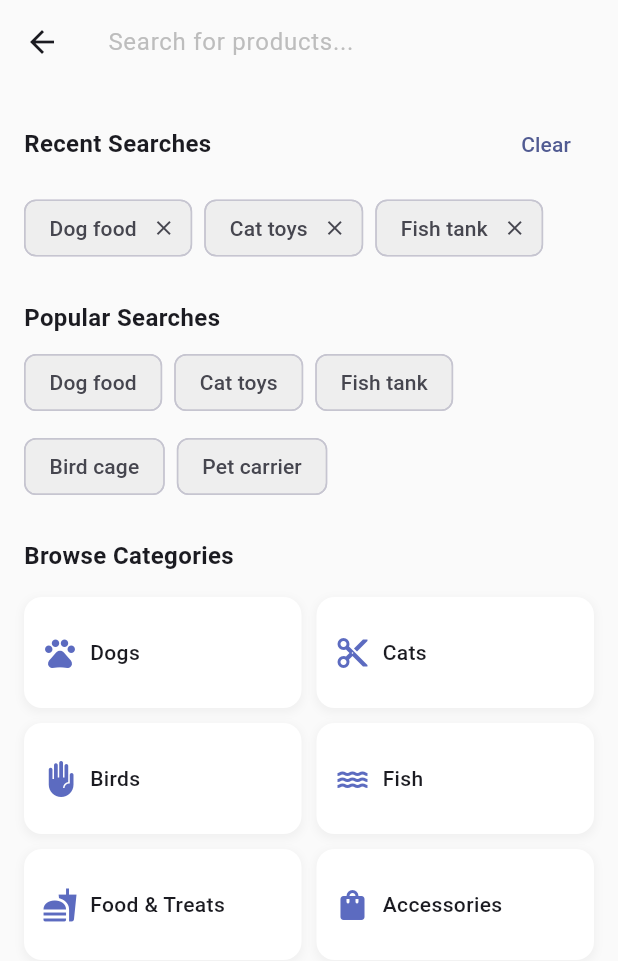
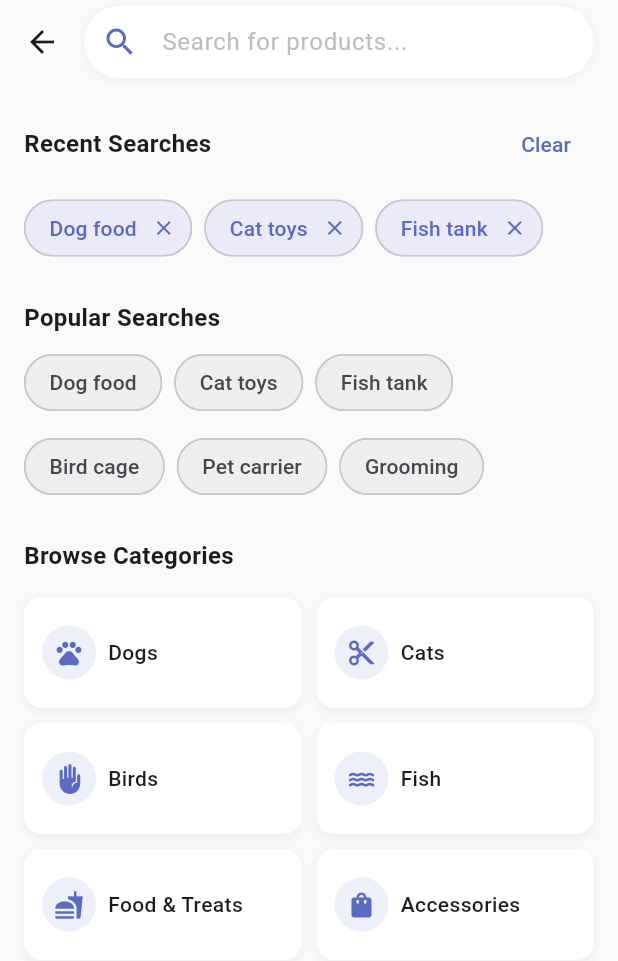
Before and after one commit to omar4ever2/petbuddy, a Flutter app: the SearchPage screen opened directly, on a phone screen of 412 x 824 dp. Shown: the top 961 px of the screen. Run offline on Flutter 3.47's test engine with Material 3 defaults, Android fonts, the phone set to English and light mode, and no system bars; our stand-ins replace flutter_dotenv, image_picker, supabase_flutter; accounts and stored records are empty; Roboto replaces fonts that are missing (Poppins).

Commit message:
Refactor SearchPage with Supabase integration and enhanced search experience
- Migrate search functionality to use Supabase service for dynamic product search
- Implement debounce mechanism for search queries
- Add loading state and error handling for search results
- Enhance UI with animated search suggestions and category cards
- Improve search history management and clear search functionality
- Optimize search results display with more detailed product information

```diff
--- a/lib/screens/search_page.dart
+++ b/lib/screens/search_page.dart
@@ -1,8 +1,8 @@
 import 'package:flutter/material.dart';
 import 'package:provider/provider.dart';
 import '../widgets/product_card.dart';
-import '../providers/cart_provider.dart';
-import '../providers/favorites_provider.dart';
+import '../services/supabase_service.dart';
+import 'dart:async';
 
 class SearchPage extends StatefulWidget {
   const SearchPage({Key? key}) : super(key: key);
@@ -11,134 +11,73 @@ class SearchPage extends StatefulWidget {
   State<SearchPage> createState() => _SearchPageState();
 }
 
-class _SearchPageState extends State<SearchPage> {
+class _SearchPageState extends State<SearchPage> with SingleTickerProviderStateMixin {
   final TextEditingController _searchController = TextEditingController();
   String _searchQuery = '';
   List<String> _searchHistory = [];
+  List<Map<String, dynamic>> _searchResults = [];
+  bool _isLoading = false;
+  Timer? _debounce;
+  late AnimationController _animationController;
+  late Animation<double> _animation;
+
   final List<String> _suggestions = [
     'Dog food',
     'Cat toys',
     'Fish tank',
     'Bird cage',
     'Pet carrier',
+    'Grooming',
   ];
 
-  // All products from all categories
-  final List<Map<String, dynamic>> _allProducts = [
-    // Dogs
-    {
-      'id': 'dog-food-premium',
-      'name': 'Premium Dog Food',
-      'price': 29.99,
-      'image': 'https://images.unsplash.com/photo-1589924691995-400dc9ecc119?ixlib=rb-1.2.1&auto=format&fit=crop&w=500&q=60',
-      'category': 'Dogs',
-    },
-    {
-      'id': 'dog-toy-ball',
-      'name': 'Interactive Dog Ball',
-      'price': 15.99,
-      'image': 'https://images.unsplash.com/photo-1576201836106-db1758fd1c97?ixlib=rb-1.2.1&auto=format&fit=crop&w=500&q=60',
-      'category': 'Dogs',
-    },
-    {
-      'id': 'dog-collar-leather',
-      'name': 'Leather Dog Collar',
-      'price': 24.99,
-      'image': 'https://images.unsplash.com/photo-1599839575945-a9e5af0c3fa5?ixlib=rb-1.2.1&auto=format&fit=crop&w=500&q=60',
-      'category': 'Dogs',
-    },
-    // Cats
-    {
-      'id': 'cat-post',
-      'name': 'Cat Scratching Post',
-      'price': 49.99,
-      'image': 'https://images.unsplash.com/photo-1545249390-6bdfa286032f?ixlib=rb-1.2.1&auto=format&fit=crop&w=500&q=60',
-      'category': 'Cats',
-    },
-    {
-      'id': 'cat-toy-mouse',
-      'name': 'Catnip Mouse Toy',
-      'price': 7.99,
-      'image': 'https://images.unsplash.com/photo-1592194996308-7b43878e84a6?ixlib=rb-1.2.1&auto=format&fit=crop&w=500&q=60',
-      'category': 'Cats',
-    },
-    // Birds
-    {
-      'id': 'bird-cage',
-      'name': 'Bird Cage Deluxe',
-      'price': 89.99,
-      'image': 'https://images.unsplash.com/photo-1520808663317-647b476a81b9?ixlib=rb-1.2.1&auto=format&fit=crop&w=500&q=60',
-      'category': 'Birds',
-    },
-    // Fish
-    {
-      'id': 'fish-tank',
-      'name': 'Fish Tank Kit',
-      'price': 119.99,
-      'image': 'https://images.unsplash.com/photo-1522069169874-c58ec4b76be5?ixlib=rb-1.2.1&auto=format&fit=crop&w=500&q=60',
-      'category': 'Fish',
-    },
-    // Food & Treats
-    {
-      'id': 'dog-food-premium-large',
-      'name': 'Premium Dog Food (Large Breed)',
-      'price': 39.99,
-      'image': 'https://images.unsplash.com/photo-1589924691995-400dc9ecc119?ixlib=rb-1.2.1&auto=format&fit=crop&w=500&q=60',
-      'category': 'Food & Treats',
-    },
-    {
-      'id': 'cat-treats-salmon',
-      'name': 'Salmon Cat Treats',
-      'price': 7.99,
-      'image': 'https://images.unsplash.com/photo-1583511655826-05700442976d?ixlib=rb-1.2.1&auto=format&fit=crop&w=500&q=60',
-      'category': 'Food & Treats',
-    },
-    // Accessories
-    {
-      'id': 'pet-carrier-deluxe',
-      'name': 'Deluxe Pet Carrier',
-      'price': 59.99,
-      'image': 'https://images.unsplash.com/photo-1583337130417-3346a1be7dee?ixlib=rb-1.2.1&auto=format&fit=crop&w=500&q=60',
-      'category': 'Accessories',
-    },
-    {
-      'id': 'pet-grooming-kit',
-      'name': 'Professional Grooming Kit',
-      'price': 49.99,
-      'image': 'https://images.unsplash.com/photo-1516734212186-a967f81ad0d7?ixlib=rb-1.2.1&auto=format&fit=crop&w=500&q=60',
-      'category': 'Accessories',
-    },
+  final List<Map<String, dynamic>> _categories = [
+    {'title': 'Dogs', 'icon': Icons.pets},
+    {'title': 'Cats', 'icon': Icons.content_cut},
+    {'title': 'Birds', 'icon': Icons.front_hand},
+    {'title': 'Fish', 'icon': Icons.water},
+    {'title': 'Food & Treats', 'icon': Icons.fastfood},
+    {'title': 'Accessories', 'icon': Icons.shopping_bag},
   ];
-
-  List<Map<String, dynamic>> get _filteredProducts {
-    if (_searchQuery.isEmpty) return [];
-
-    return _allProducts.where((product) {
-      final name = product['name'].toString().toLowerCase();
-      final category = product['category'].toString().toLowerCase();
-      final query = _searchQuery.toLowerCase();
-
-      return name.contains(query) || category.contains(query);
-    }).toList();
-  }
 
   @override
   void initState() {
     super.initState();
     _loadSearchHistory();
     _searchController.addListener(_onSearchChanged);
+
+    _animationController = AnimationController(
+      duration: const Duration(milliseconds: 300),
+      vsync: this,
+    );
+
+    _animation = CurvedAnimation(
+      parent: _animationController,
+      curve: Curves.easeInOut,
+    );
+
+    _animationController.forward();
   }
 
   @override
   void dispose() {
+    _debounce?.cancel();
     _searchController.removeListener(_onSearchChanged);
     _searchController.dispose();
+    _animationController.dispose();
     super.dispose();
   }
 
   void _onSearchChanged() {
+    if (_debounce?.isActive ?? false) _debounce!.cancel();
+    _debounce = Timer(const Duration(milliseconds: 500), () {
+      if (_searchController.text.length >= 2) {
+        _performSearch(_searchController.text);
+      } else {
         setState(() {
           _searchQuery = _searchController.text;
+          _searchResults = [];
+        });
+      }
     });
   }
 
@@ -150,7 +89,7 @@ class _SearchPageState extends State<SearchPage> {
   }
 
   void _saveSearchQuery(String query) {
-    if (query.isEmpty) return;
+    if (query.isEmpty || query.length < 2) return;
 
     // Don't add duplicates
     if (_searchHistory.contains(query)) {
@@ -176,13 +115,31 @@ class _SearchPageState extends State<SearchPage> {
     // In a real app, you'd clear this from SharedPreferences or a database
   }
 
-  void _performSearch(String query) {
+  Future<void> _performSearch(String query) async {
+    if (query.length < 2) return;
+
+    setState(() {
+      _isLoading = true;
+      _searchQuery = query;
+    });
+
+    try {
+      final supabaseService = Provider.of<SupabaseService>(context, listen: false);
+      final results = await supabaseService.searchProducts(query);
+
+      setState(() {
+        _searchResults = results;
+        _isLoading = false;
+      });
+
       _saveSearchQuery(query);
+    } catch (e) {
+      print('Error searching products: $e');
       setState(() {
-      _searchQuery = query;
-      _searchController.text = query;
+        _isLoading = false;
+        _searchResults = [];
       });
-    FocusScope.of(context).unfocus();
+    }
   }
 
   @override
@@ -190,17 +147,39 @@ class _SearchPageState extends State<SearchPage> {
     return Scaffold(
       backgroundColor: Colors.grey[50],
       appBar: AppBar(
-        title: TextField(
+        titleSpacing: 0,
+        title: Container(
+          height: 48,
+          margin: const EdgeInsets.only(right: 16),
+          decoration: BoxDecoration(
+            color: Colors.white,
+            borderRadius: BorderRadius.circular(24),
+            boxShadow: [
+              BoxShadow(
+                color: Colors.grey.withOpacity(0.1),
+                spreadRadius: 1,
+                blurRadius: 4,
+                offset: const Offset(0, 1),
+              ),
+            ],
+          ),
+          child: TextField(
             controller: _searchController,
             decoration: InputDecoration(
               hintText: 'Search for products...',
               hintStyle: TextStyle(color: Colors.grey[400]),
+              prefixIcon: const Icon(Icons.search, color: Color(0xFF5C6BC0)),
               border: InputBorder.none,
+              contentPadding: const EdgeInsets.symmetric(horizontal: 16, vertical: 12),
               suffixIcon: _searchController.text.isNotEmpty
                   ? IconButton(
-                    icon: const Icon(Icons.clear),
+                      icon: const Icon(Icons.clear, color: Colors.grey),
                       onPressed: () {
                         _searchController.clear();
+                        setState(() {
+                          _searchQuery = '';
+                          _searchResults = [];
+                        });
                       },
                     )
                   : null,
@@ -210,8 +189,14 @@ class _SearchPageState extends State<SearchPage> {
             onSubmitted: _performSearch,
           ),
         ),
+      ),
       body: _searchQuery.isEmpty
-          ? _buildSearchSuggestions()
+          ? FadeTransition(
+              opacity: _animation,
+              child: _buildSearchSuggestions(),
+            )
+          : _isLoading
+              ? const Center(child: CircularProgressIndicator())
               : _buildSearchResults(),
     );
   }
@@ -236,7 +221,10 @@ class _SearchPageState extends State<SearchPage> {
                   ),
                   TextButton(
                     onPressed: _clearSearchHistory,
-                    child: const Text('Clear'),
+                    child: const Text(
+                      'Clear',
+                      style: TextStyle(color: Color(0xFF5C6BC0)),
+                    ),
                   ),
                 ],
               ),
@@ -249,13 +237,17 @@ class _SearchPageState extends State<SearchPage> {
                     onTap: () => _performSearch(query),
                     child: Chip(
                       label: Text(query),
-                      backgroundColor: Colors.grey[200],
-                      deleteIcon: const Icon(Icons.close, size: 16),
+                      backgroundColor: const Color(0xFF5C6BC0).withOpacity(0.1),
+                      labelStyle: const TextStyle(color: Color(0xFF5C6BC0)),
+                      deleteIcon: const Icon(Icons.close, size: 16, color: Color(0xFF5C6BC0)),
                       onDeleted: () {
                         setState(() {
                           _searchHistory.remove(query);
                         });
                       },
+                      shape: RoundedRectangleBorder(
+                        borderRadius: BorderRadius.circular(20),
+                      ),
                     ),
                   );
                 }).toList(),
@@ -279,6 +271,9 @@ class _SearchPageState extends State<SearchPage> {
                   child: Chip(
                     label: Text(suggestion),
                     backgroundColor: Colors.grey[200],
+                    shape: RoundedRectangleBorder(
+                      borderRadius: BorderRadius.circular(20),
+                    ),
                   ),
                 );
               }).toList(),
@@ -292,21 +287,23 @@ class _SearchPageState extends State<SearchPage> {
               ),
             ),
             const SizedBox(height: 16),
-            GridView.count(
+            GridView.builder(
               shrinkWrap: true,
               physics: const NeverScrollableScrollPhysics(),
+              gridDelegate: const SliverGridDelegateWithFixedCrossAxisCount(
                 crossAxisCount: 2,
                 childAspectRatio: 2.5,
                 crossAxisSpacing: 10,
                 mainAxisSpacing: 10,
-              children: [
-                _buildCategoryCard('Dogs', Icons.pets),
-                _buildCategoryCard('Cats', Icons.content_cut),
-                _buildCategoryCard('Birds', Icons.front_hand),
-                _buildCategoryCard('Fish', Icons.water),
-                _buildCategoryCard('Food & Treats', Icons.fastfood),
-                _buildCategoryCard('Accessories', Icons.shopping_bag),
-              ],
+              ),
+              itemCount: _categories.length,
+              itemBuilder: (context, index) {
+                final category = _categories[index];
+                return _buildCategoryCard(
+                  category['title'] as String,
+                  category['icon'] as IconData,
+                );
+              },
             ),
           ],
         ),
@@ -334,7 +331,14 @@ class _SearchPageState extends State<SearchPage> {
           padding: const EdgeInsets.all(12.0),
           child: Row(
             children: [
-              Icon(icon, color: const Color(0xFF5C6BC0)),
+              Container(
+                padding: const EdgeInsets.all(8),
+                decoration: BoxDecoration(
+                  color: const Color(0xFF5C6BC0).withOpacity(0.1),
+                  shape: BoxShape.circle,
+                ),
+                child: Icon(icon, color: const Color(0xFF5C6BC0), size: 20),
+              ),
               const SizedBox(width: 8),
               Expanded(
                 child: Text(
@@ -353,17 +357,22 @@ class _SearchPageState extends State<SearchPage> {
   }
 
   Widget _buildSearchResults() {
-    final results = _filteredProducts;
-
-    if (results.isEmpty) {
+    if (_searchResults.isEmpty) {
       return Center(
         child: Column(
           mainAxisAlignment: MainAxisAlignment.center,
           children: [
-            Icon(
+            Container(
+              padding: const EdgeInsets.all(24),
+              decoration: BoxDecoration(
+                color: const Color(0xFF5C6BC0).withOpacity(0.1),
+                shape: BoxShape.circle,
+              ),
+              child: const Icon(
                 Icons.search_off,
-              size: 80,
-              color: Colors.grey[400],
+                size: 64,
+                color: Color(0xFF5C6BC0),
+              ),
             ),
             const SizedBox(height: 16),
             const Text(
@@ -381,6 +390,25 @@ class _SearchPageState extends State<SearchPage> {
                 color: Colors.grey[600],
               ),
             ),
+            const SizedBox(height: 24),
+            ElevatedButton(
+              onPressed: () {
+                _searchController.clear();
+                setState(() {
+                  _searchQuery = '';
+                  _searchResults = [];
+                });
+              },
+              style: ElevatedButton.styleFrom(
+                backgroundColor: const Color(0xFF5C6BC0),
+                foregroundColor: Colors.white,
+                padding: const EdgeInsets.symmetric(horizontal: 24, vertical: 12),
+                shape: RoundedRectangleBorder(
+                  borderRadius: BorderRadius.circular(12),
+                ),
+              ),
+              child: const Text('Clear Search'),
+            ),
           ],
         ),
       );
@@ -392,7 +420,7 @@ class _SearchPageState extends State<SearchPage> {
         Padding(
           padding: const EdgeInsets.all(16.0),
           child: Text(
-            '${results.length} results for "${_searchQuery}"',
+            '${_searchResults.length} results for "${_searchQuery}"',
             style: const TextStyle(
               fontSize: 16,
               fontWeight: FontWeight.w500,
@@ -408,14 +436,20 @@ class _SearchPageState extends State<SearchPage> {
               crossAxisSpacing: 16,
               mainAxisSpacing: 16,
             ),
-            itemCount: results.length,
+            itemCount: _searchResults.length,
             itemBuilder: (context, index) {
-              final product = results[index];
+              final product = _searchResults[index];
               return ProductCard(
                 id: product['id'] as String,
                 name: product['name'] as String,
-                price: product['price'] as double,
-                imageUrl: product['image'] as String,
+                price: (product['price'] as num).toDouble(),
+                imageUrl: product['image_url'] as String? ?? '',
+                discountPrice: product['discount_price'] != null
+                    ? (product['discount_price'] as num).toDouble()
+                    : null,
+                rating: product['rating'] != null
+                    ? (product['rating'] as num).toDouble()
+                    : 0.0,
               );
             },
           ),
```
Lines whose indentation alone changed are shown as unchanged.
